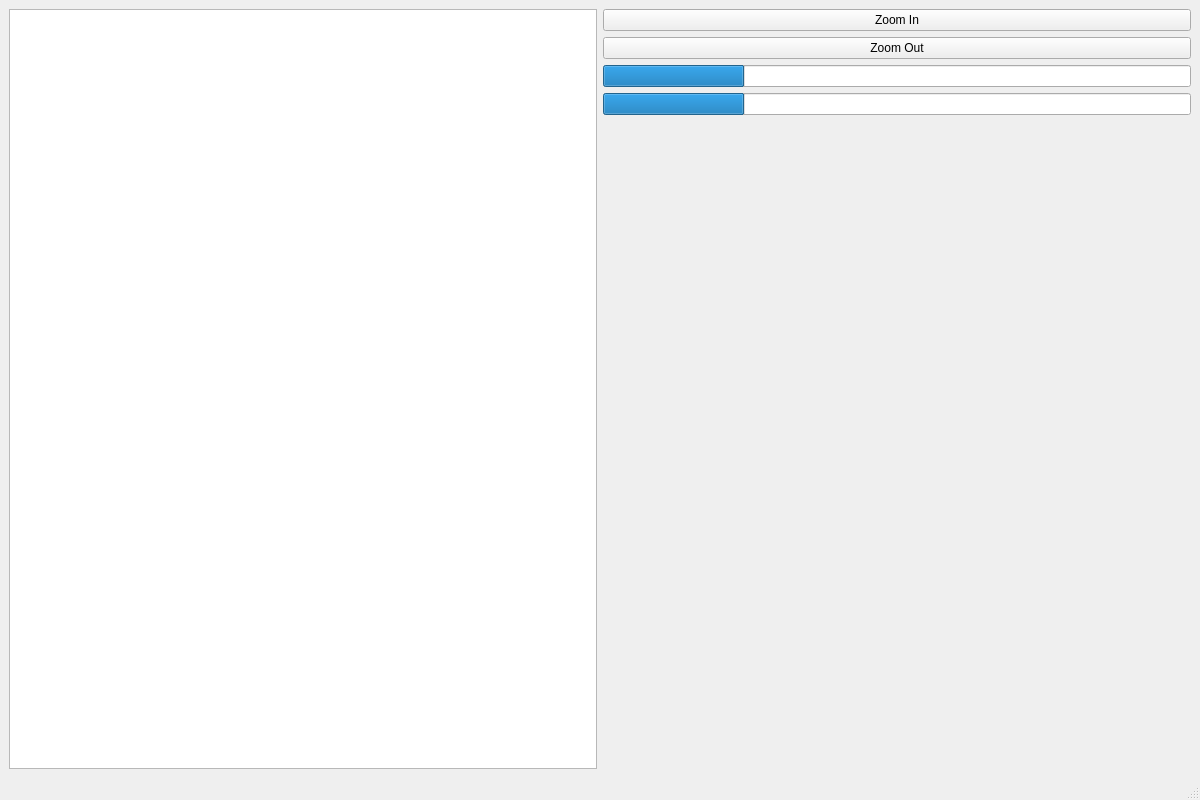
woutlyen/Advanced-Programming-Techniques-Final-Project, file FinalProject/mainwindow.ui: the form before one commit.
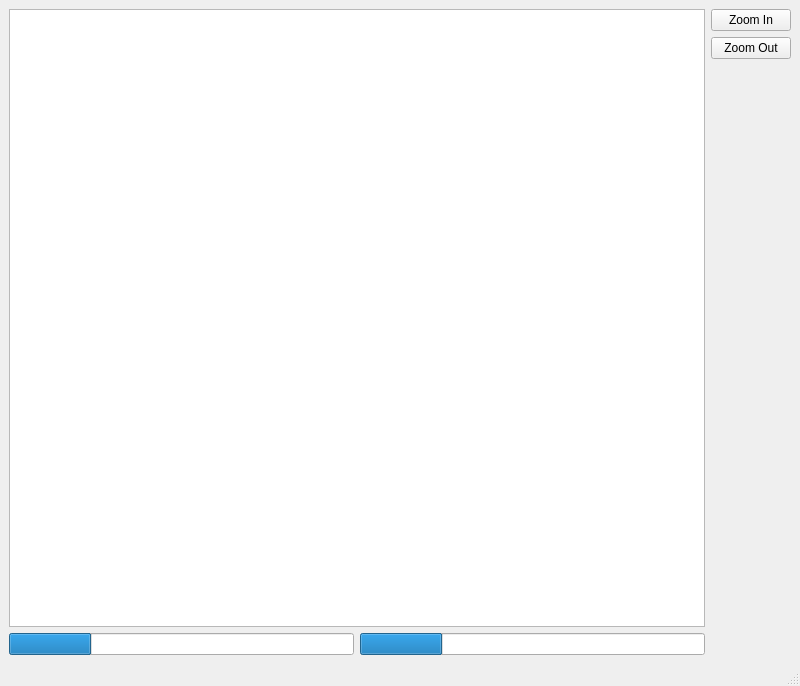
The form after the commit.

Commit message: Updated energy/healthbar

The edit to the form file:
```diff
--- a/FinalProject/mainwindow.ui
+++ b/FinalProject/mainwindow.ui
@@ -6,8 +6,8 @@
    <rect>
     <x>0</x>
     <y>0</y>
-    <width>1200</width>
-    <height>800</height>
+    <width>800</width>
+    <height>686</height>
    </rect>
   </property>
   <property name="windowTitle">
@@ -27,20 +27,45 @@
     <item>
      <layout class="QHBoxLayout" name="horizontalLayout">
       <item>
-       <widget class="QGraphicsView" name="graphicsView">
-        <property name="verticalScrollBarPolicy">
-         <enum>Qt::ScrollBarPolicy::ScrollBarAlwaysOff</enum>
-        </property>
-        <property name="horizontalScrollBarPolicy">
-         <enum>Qt::ScrollBarPolicy::ScrollBarAlwaysOff</enum>
-        </property>
-        <property name="sizeAdjustPolicy">
-         <enum>QAbstractScrollArea::SizeAdjustPolicy::AdjustToContents</enum>
-        </property>
-        <property name="alignment">
-         <set>Qt::AlignmentFlag::AlignCenter</set>
-        </property>
-       </widget>
+       <layout class="QVBoxLayout" name="verticalLayout_3">
+        <item>
+         <widget class="QGraphicsView" name="graphicsView">
+          <property name="verticalScrollBarPolicy">
+           <enum>Qt::ScrollBarPolicy::ScrollBarAlwaysOff</enum>
+          </property>
+          <property name="horizontalScrollBarPolicy">
+           <enum>Qt::ScrollBarPolicy::ScrollBarAlwaysOff</enum>
+          </property>
+         </widget>
+        </item>
+        <item>
+         <layout class="QHBoxLayout" name="horizontalLayout_4">
+          <item>
+           <widget class="QProgressBar" name="healthBar">
+            <property name="value">
+             <number>24</number>
+            </property>
+            <property name="textVisible">
+             <bool>false</bool>
+            </property>
+            <property name="format">
+             <string>%p%</string>
+            </property>
+           </widget>
+          </item>
+          <item>
+           <widget class="QProgressBar" name="energyBar">
+            <property name="value">
+             <number>24</number>
+            </property>
+            <property name="textVisible">
+             <bool>false</bool>
+            </property>
+           </widget>
+          </item>
+         </layout>
+        </item>
+       </layout>
       </item>
       <item>
        <layout class="QVBoxLayout" name="verticalLayout">
@@ -58,29 +83,6 @@
           </property>
          </widget>
         </item>
-        <item>
-         <widget class="QProgressBar" name="healthBar">
-          <property name="value">
-           <number>24</number>
-          </property>
-          <property name="textVisible">
-           <bool>false</bool>
-          </property>
-          <property name="format">
-           <string>%p%</string>
-          </property>
-         </widget>
-        </item>
-        <item>
-         <widget class="QProgressBar" name="energyBar">
-          <property name="value">
-           <number>24</number>
-          </property>
-          <property name="textVisible">
-           <bool>false</bool>
-          </property>
-         </widget>
-        </item>
         <item>
          <spacer name="verticalSpacer">
           <property name="orientation">
```
Left out of the diff: 22 changed lines with no effect on the pictures. The commit also changes 1 other file.
